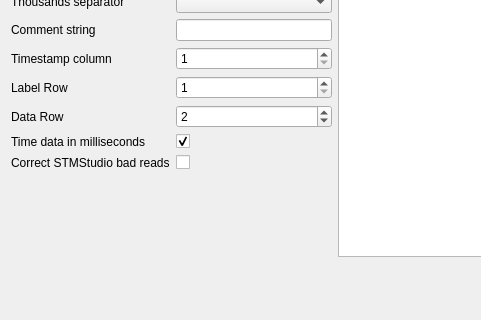
Before: the Qt Designer form src/dialogs/loadfiledialog.ui in ModbusScope/ModbusScope, drawn with Qt 5; both pictures show x 0 to 481 and y 160 to 480 of the 988 by 480 pixel window.
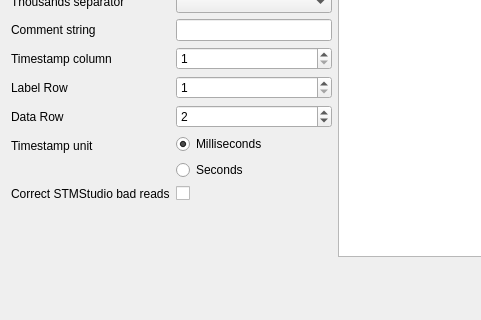
After: the same form once the commit is applied.

Commit message: Change checkbox to radio button

```diff
--- a/src/dialogs/loadfiledialog.ui
+++ b/src/dialogs/loadfiledialog.ui
@@ -163,37 +163,48 @@
          </property>
         </widget>
        </item>
-       <item row="14" column="0">
-        <widget class="QLabel" name="label_13">
-         <property name="text">
-          <string>Time data in milliseconds</string>
-         </property>
-        </widget>
-       </item>
-       <item row="14" column="1">
-        <widget class="QCheckBox" name="checkTimeInMilliSeconds">
-         <property name="text">
-          <string/>
-         </property>
-         <property name="checked">
-          <bool>true</bool>
-         </property>
-        </widget>
-       </item>
        <item row="15" column="0">
+        <widget class="QLabel" name="label_13">
+         <property name="text">
+          <string>Timestamp unit</string>
+         </property>
+        </widget>
+       </item>
+       <item row="16" column="0">
         <widget class="QLabel" name="label_14">
          <property name="text">
           <string>Correct STMStudio bad reads</string>
          </property>
         </widget>
        </item>
-       <item row="15" column="1">
+       <item row="16" column="1">
         <widget class="QCheckBox" name="checkStmStudioCorrection">
          <property name="text">
           <string/>
          </property>
         </widget>
        </item>
+       <item row="15" column="1">
+        <layout class="QVBoxLayout" name="verticalLayout_2">
+         <item>
+          <widget class="QRadioButton" name="radioMilliSeconds">
+           <property name="text">
+            <string>Milliseconds</string>
+           </property>
+           <property name="checked">
+            <bool>true</bool>
+           </property>
+          </widget>
+         </item>
+         <item>
+          <widget class="QRadioButton" name="radioSeconds">
+           <property name="text">
+            <string>Seconds</string>
+           </property>
+          </widget>
+         </item>
+        </layout>
+       </item>
       </layout>
      </item>
      <item>
```
The commit also changes 2 other files.
